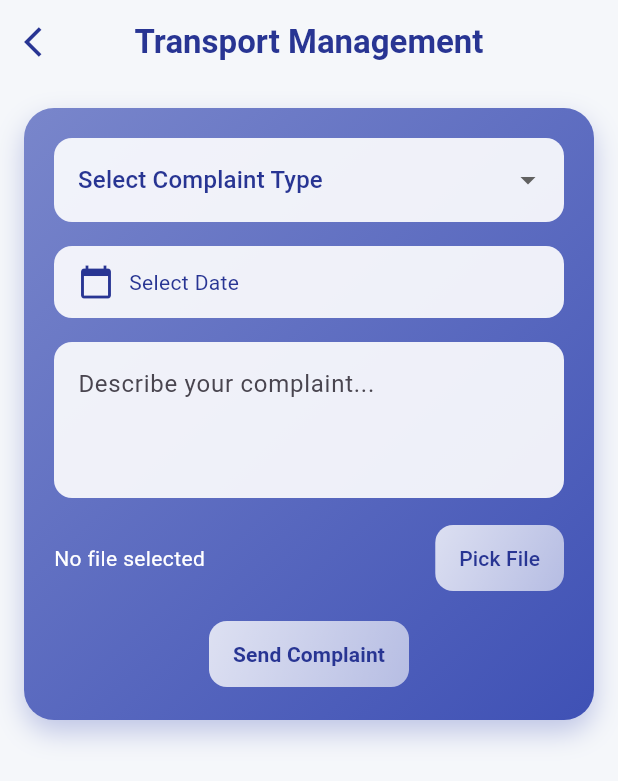
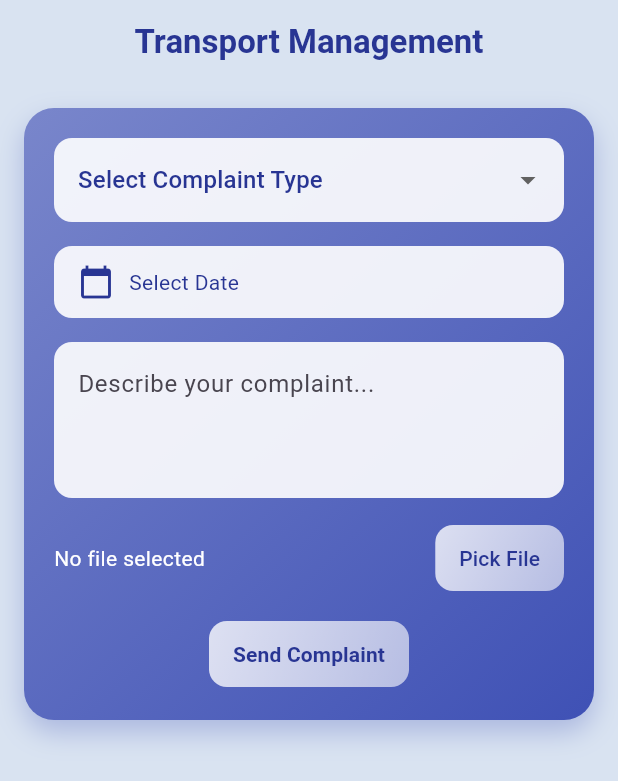
Before and after one commit to Sreenu-Chandaka/bees_flutter_task, a Flutter app: the TransportManagementScreen screen opened directly, on a phone screen of 412 x 824 dp. Shown: the top 781 px of the screen. Run offline on Flutter 3.47's test engine with Material 3 defaults, Android fonts, the phone set to English and light mode, and no system bars; our stand-ins replace animate_do, animated_notch_bottom_bar, file_picker, flutter_animate, get, pdf and 1 more; statements that could not run were skipped.

Commit message:
Update transport_management_screen.dart

```diff
--- a/lib/screens/transport_management_screen.dart
+++ b/lib/screens/transport_management_screen.dart
@@ -46,16 +46,11 @@ class _TransportManagementScreenState extends State<TransportManagementScreen> {
   @override
   Widget build(BuildContext context) {
     return Scaffold(
-      backgroundColor: const Color(0xFFF5F7FA),
+      backgroundColor: const Color.fromARGB(255, 217, 227, 241),
       appBar: AppBar(
         elevation: 0,
         backgroundColor: Colors.transparent,
-        leading: FadeInLeft(
-          child: IconButton(
-            icon: Icon(Icons.arrow_back_ios, color: Colors.indigo[800]),
-            onPressed: () => Navigator.of(context).pop(),
-          ),
-        ),
+       automaticallyImplyLeading: false,
         title: FadeInRight(
           child: Text(
             'Transport Management',
```
